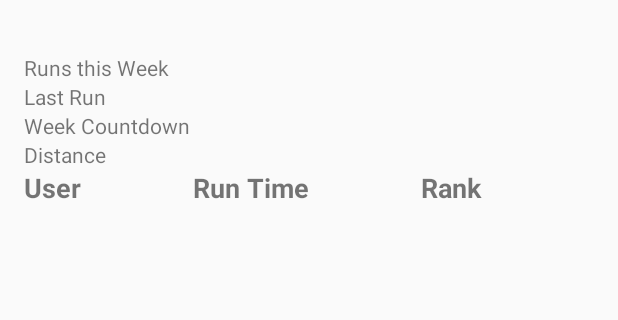
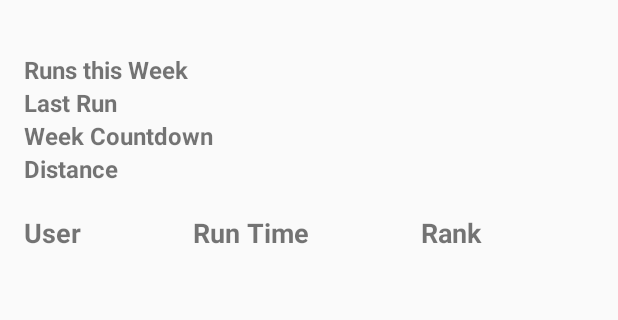
Before and after one commit to flntzr/runVs, an Android app: the layout fragment_groupview.xml on its own in the app's theme, with its tools: preview values and no code run, on a phone screen of 412 x 824 dp, the part 84-404 px from its top. Run offline under Robolectric (Android 15) with nearby library versions, the phone set to English and light mode, and no system bars.

Commit message:
Reworked icons, added group leave option, fixes in groupview, added group create

```diff
--- a/app/src/main/res/layout/fragment_groupview.xml
+++ b/app/src/main/res/layout/fragment_groupview.xml
@@ -22,42 +22,54 @@
 
         <TableRow>
 
-            <TextView android:text="@string/table_cell_runs_this_week" />
+            <TextView android:text="@string/table_cell_runs_this_week"
+                style="@style/TableCellBold"/>
 
             <TextView
                 android:id="@+id/runs_this_week"
                 android:layout_width="match_parent"
-                android:layout_height="wrap_content" />
+                android:layout_height="wrap_content"
+                style="@style/TableCell"/>
         </TableRow>
 
         <TableRow>
 
-            <TextView android:text="@string/table_cell_last_run" />
+            <TextView android:text="@string/table_cell_last_run"
+                style="@style/TableCellBold"/>
 
             <TextView
                 android:id="@+id/last_run"
                 android:layout_width="match_parent"
-                android:layout_height="wrap_content" />
+                android:layout_height="wrap_content"
+                style="@style/TableCell"/>
         </TableRow>
 
         <TableRow>
 
-            <TextView android:text="@string/table_cell_week_countdown" />
+            <TextView android:text="@string/table_cell_week_countdown"
+                style="@style/TableCellBold"/>
 
             <TextView
                 android:id="@+id/time_left_to_run"
                 android:layout_width="match_parent"
-                android:layout_height="wrap_content" />
+                android:layout_height="wrap_content"
+                style="@style/TableCell"/>
         </TableRow>
 
         <TableRow>
 
-            <TextView android:text="@string/table_cell_distance" />
+            <TextView android:text="@string/table_cell_distance"
+                style="@style/TableCellBold"/>
 
             <TextView
                 android:id="@+id/distance"
                 android:layout_width="match_parent"
-                android:layout_height="wrap_content" />
+                android:layout_height="wrap_content"
+                style="@style/TableCell"/>
+        </TableRow>
+        <TableRow>
+            <!-- Space! -->
+            <TextView />
         </TableRow>
     </TableLayout>
 
--- a/app/src/main/res/layout/fragment_login.xml
+++ b/app/src/main/res/layout/fragment_login.xml
@@ -8,7 +8,7 @@
     <TextView android:layout_width="match_parent" android:layout_height="wrap_content"
             android:text="@string/error_login_failed"
               android:textColor="@color/error_red"
-              android:visibility="invisible"
+              android:visibility="gone"
               android:id="@+id/login_error"
             />
 
--- /dev/null
+++ b/app/src/main/res/menu/groups.xml
@@ -0,0 +1,5 @@
+<?xml version="1.0" encoding="utf-8"?>
+<menu xmlns:android="http://schemas.android.com/apk/res/android">
+    <item android:id="@+id/add_group"
+        android:title="Create Group"/>
+</menu>
--- a/app/src/main/res/values/styles.xml
+++ b/app/src/main/res/values/styles.xml
@@ -15,4 +15,9 @@
     <style name="TableCell">
         <item name="android:textSize">16sp</item>
     </style>
+
+    <style name="TableCellBold">
+        <item name="android:textSize">16sp</item>
+        <item name="android:textStyle">bold</item>
+    </style>
 </resources>
--- a/app/src/main/res/values/themes.xml
+++ b/app/src/main/res/values/themes.xml
@@ -3,6 +3,7 @@
     <style name="CustomTheme"
         parent="@android:style/Theme.Material.Light">
         <item name="android:actionBarStyle">@style/MyActionBar</item>
+        <item name="android:listChoiceBackgroundIndicator">@color/highlight1</item>
 </style>
     <style name="MyActionBar"
         parent="@android:style/Widget.Holo.Light.ActionBar.Solid.Inverse">
```
Also changed, not shown: app/src/main/java/winzer/gh0strunner/group/CreateGroupFragment.java (added, +135 -0 lines), app/src/main/java/winzer/gh0strunner/group/GroupViewFragment.java (+106 -16 lines), app/src/main/java/winzer/gh0strunner/group/GroupsFragment.java (+32 -0 lines), app/src/main/res/layout/fragment_creategroup.xml (added, +33 -0 lines), app/src/main/res/drawable-hdpi/ic_action_plus.png (added), app/src/main/res/drawable-hdpi/ic_action_share.png (added), app/src/main/res/drawable-mdpi/ic_action_plus.png (added), app/src/main/res/drawable-mdpi/ic_action_share.png (added), app/src/main/res/drawable-xhdpi/ic_action_plus.png (added), app/src/main/res/drawable-xhdpi/ic_action_share.png (added), app/src/main/res/drawable-xxhdpi/ic_action_plus.png (added), app/src/main/res/drawable-xxhdpi/ic_action_share.png (added), app/src/main/res/drawable-xxxhdpi/ic_action_plus.png (added), app/src/main/res/drawable-xxxhdpi/ic_action_share.png (added).
